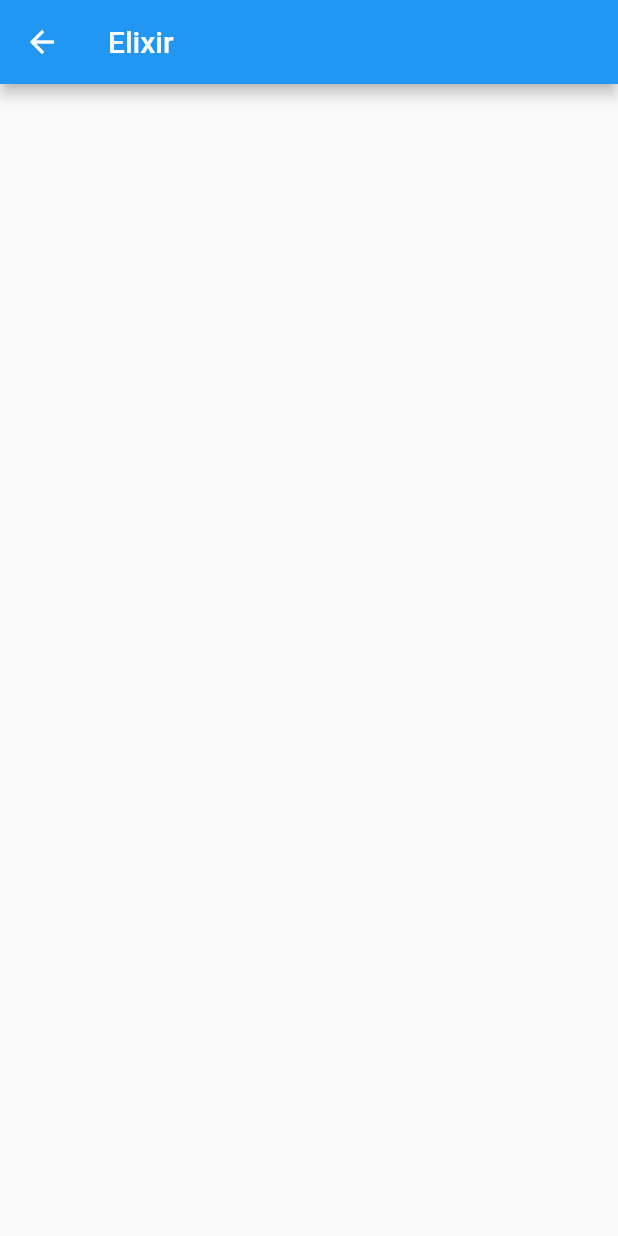
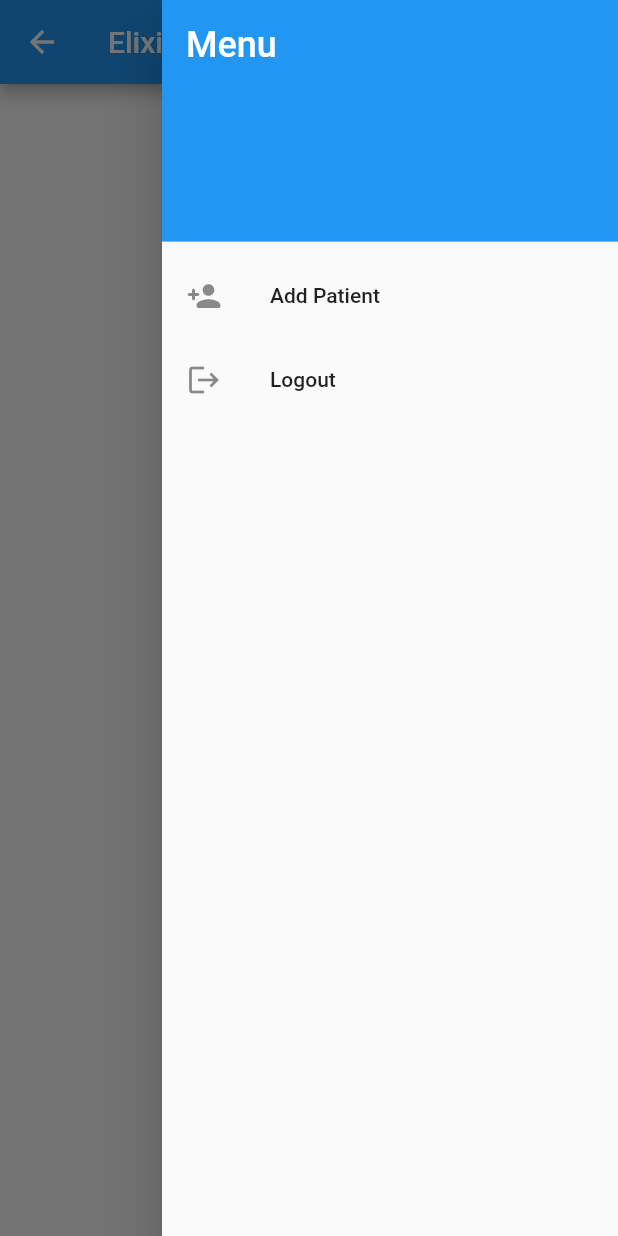
Before and after one commit to 007vedant/Flutter-Apps, a Flutter app: the DProfileScreen screen opened directly, with the side drawer open (before the commit the screen has no drawer), on a phone screen of 412 x 824 dp. Run offline on Flutter 3.47's test engine with Material 2 defaults, Android fonts, the phone set to English and light mode, and no system bars.

Commit message:
designed ui of appdrawer of profileScreens with menu items

```diff
--- a/elixir/lib/profile/doctor/dprofileScreen.dart
+++ b/elixir/lib/profile/doctor/dprofileScreen.dart
@@ -29,6 +29,40 @@ class _DProfileScreenState extends State<DProfileScreen> {
       appBar: new AppBar(
         title: new Text('Elixir'),
       ),
+      endDrawer: Drawer(
+        child: ListView(
+          padding: EdgeInsets.zero,
+          children: <Widget>[
+            DrawerHeader(
+              decoration: BoxDecoration(
+                color: Colors.blue,
+              ),
+              child: Text(
+                'Menu',
+                style: TextStyle(
+                  color: Colors.white,
+                  fontSize: 24,
+                ),
+              ),
+            ),
+            ListTile(
+              leading: Icon(Icons.person_add_rounded),
+              title: Text("Add Patient"),
+              onTap: () {
+                print("add patient pressed");
+              },
+            ),
+            ListTile(
+              leading: Icon(Icons.logout),
+              title: Text("Logout"),
+              onTap: () {
+                print("logout pressed");
+              },
+            ),
+          ],
+        ),
+      ),
+      body: Container(),
     );
   }
 }
```
Also changed, not shown: elixir/lib/profile/patient/pprofileScreen.dart (+34 -0 lines).
